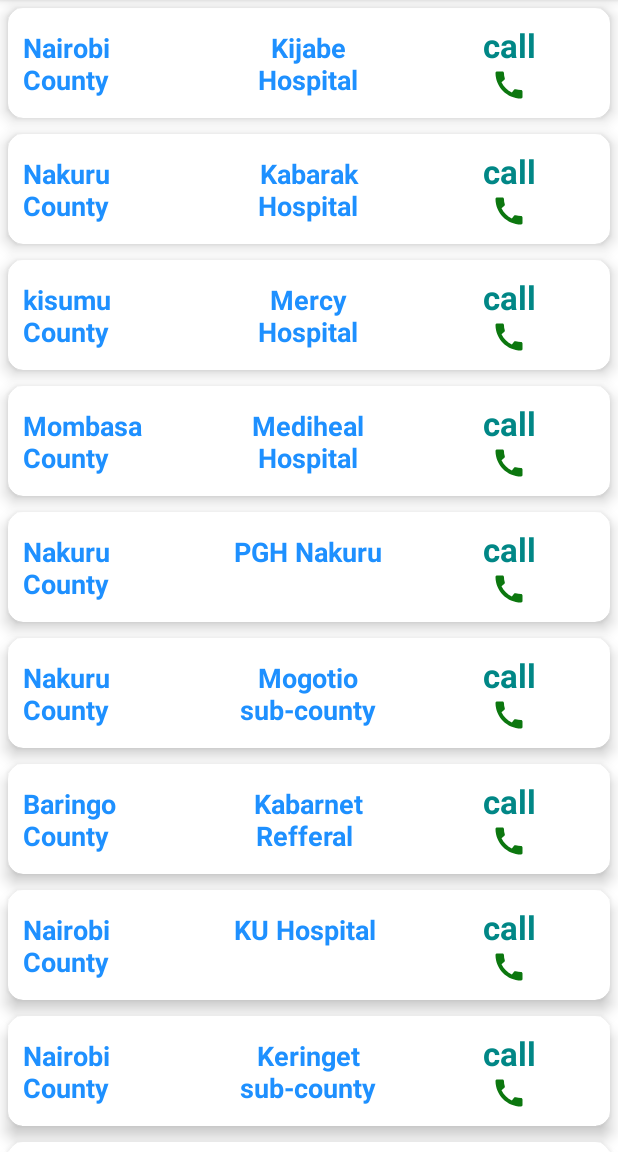
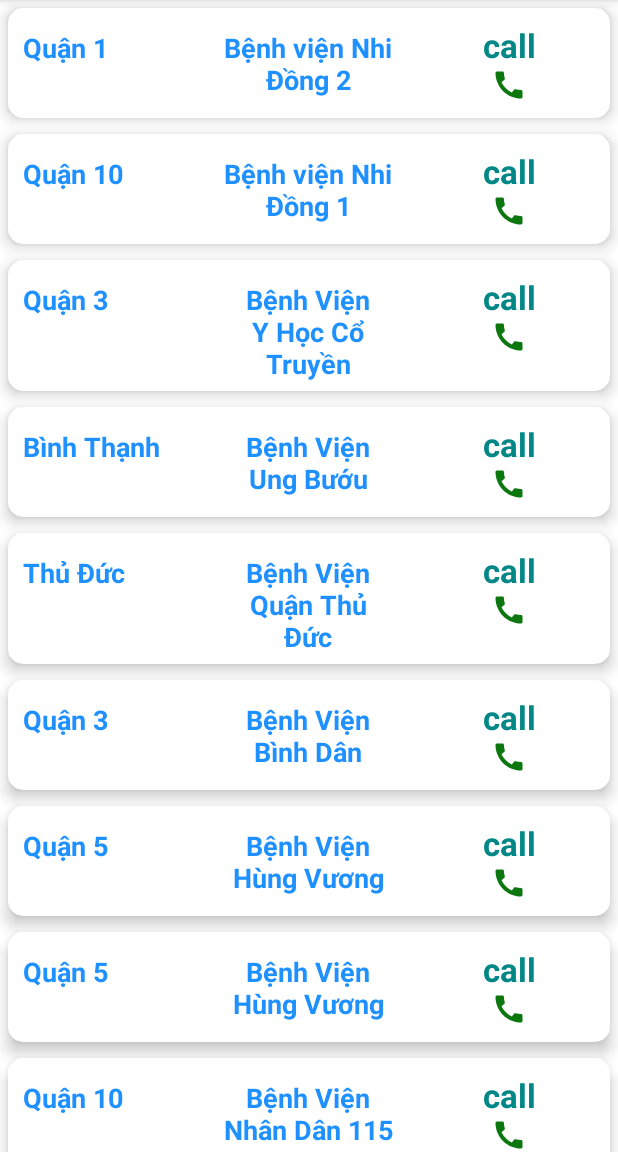
Before and after one commit to MG-moblieProject/MoblieTelehealthSysPrj, an Android app: the EmergencyActivity screen opened directly, with no data from a screen before it, on a phone screen of 412 x 824 dp, the part 84-1236 px from its top. Run offline under Robolectric (Android 15) with nearby library versions, the phone set to English and light mode, and no system bars.

Commit message:
add emergency contacts

```diff
--- a/app/src/main/java/com/example/metelehealth/HospitalLocationActivity.kt
+++ b/app/src/main/java/com/example/metelehealth/HospitalLocationActivity.kt
@@ -48,7 +48,7 @@
             }
         }
         mapview.settings.javaScriptEnabled = true
-        mapview.loadUrl("https://bit.ly/3OlRNlP")
+        mapview.loadUrl("https://short.com.vn/4Kha")
         mapview.settings.supportZoom()
     }
 }
--- a/app/src/main/java/com/example/metelehealth/adapters/EmergencyAdapter.kt
+++ b/app/src/main/java/com/example/metelehealth/adapters/EmergencyAdapter.kt
@@ -41,8 +41,8 @@
     // get current number, county and hospital and map int to the holder
     override fun onBindViewHolder(holder: ViewHolder, position: Int) {
         val currentNumber = mList[position]
-        holder.tvCounty.text =currentNumber.county
-        holder.tvTown.text = currentNumber.town
+        holder.tvCounty.text =currentNumber.district
+        holder.tvTown.text = currentNumber.hosp
     }
 
     // get the total list of numbers in the arrays
--- a/app/src/main/java/com/example/metelehealth/data/DataEmergency.kt
+++ b/app/src/main/java/com/example/metelehealth/data/DataEmergency.kt
@@ -6,23 +6,19 @@
 
     fun loadCalls(): List<EmergencyNumbers> {
         return listOf(
-            EmergencyNumbers("Nairobi County", "Kijabe Hospital", "0702020202"),
-            EmergencyNumbers("Nakuru County", "Kabarak Hospital", "0703030303"),
-            EmergencyNumbers("kisumu County", "Mercy Hospital", "0704040404"),
-            EmergencyNumbers("Mombasa County", "Mediheal Hospital", "0705050505"),
-            EmergencyNumbers("Nakuru County", "PGH Nakuru", "0706060606"),
-            EmergencyNumbers("Nakuru County", "Mogotio sub-county", "0707070707"),
-            EmergencyNumbers("Baringo County", "Kabarnet Refferal ", "0708080808"),
-            EmergencyNumbers("Nairobi County", "KU Hospital ", "0709090909"),
-            EmergencyNumbers("Nairobi County", "Keringet sub-county", "0710101010"),
-            EmergencyNumbers("Nakuru County", "Molo Hospital", "0711111111"),
-            EmergencyNumbers("Eldoret County", "Moi Refferal", "0712121212"),
-            EmergencyNumbers("UasinG County", "Eldoret District", "0713131313"),
-            EmergencyNumbers("Nakuru County", "Mirugi sub-county", "0714141414"),
-            EmergencyNumbers("Kericho County", "Bliss Hospital", "0715151515"),
-            EmergencyNumbers("Nairobi County", "Nairobi Hospital", "071616161"),
-            EmergencyNumbers("Nairobi County", "Nairobi Womens", "0717171717")
-        )
+            EmergencyNumbers("Quận 1", "Bệnh viện Nhi Đồng 2", "1900 1215"),
+            EmergencyNumbers("Quận 10", "Bệnh viện Nhi Đồng 1", "028 3927 1119"),
+            EmergencyNumbers("Quận 3", "Bệnh Viện Y Học Cổ Truyền", "096 7991 010"),
+            EmergencyNumbers("Bình Thạnh", "Bệnh Viện Ung Bướu", "096 7981 010"),
+            EmergencyNumbers("Thủ Đức", "Bệnh Viện Quận Thủ Đức", "096 6321 010"),
+            EmergencyNumbers("Quận 3", "Bệnh Viện Bình Dân", "096 7871 010"),
+            EmergencyNumbers("Quận 5", "Bệnh Viện Hùng Vương", "096 7741 010"),
+            EmergencyNumbers("Quận 5", "Bệnh Viện Hùng Vương", "096 7741 010"),
+            EmergencyNumbers("Quận 10", "Bệnh Viện Nhân Dân 115", "096 7701 010"),
+            EmergencyNumbers("Thủ Đức", "Bệnh Viện Đa Khoa Khu Vực Thủ Đức", "096 6281 010"),
+            EmergencyNumbers("Quận 5", "Bệnh Viện Bệnh Nhiệt Đới", "096 7741 010"),
+
+            )
     }
 
 }
--- a/app/src/main/java/com/example/metelehealth/model/EmergencyNumbers.kt
+++ b/app/src/main/java/com/example/metelehealth/model/EmergencyNumbers.kt
@@ -1,4 +1,4 @@
 package com.example.metelehealth.model
 
-data class EmergencyNumbers(val county : String, val town: String, val call : String) {
+data class EmergencyNumbers(val district : String, val hosp: String, val call : String) {
 }
```
